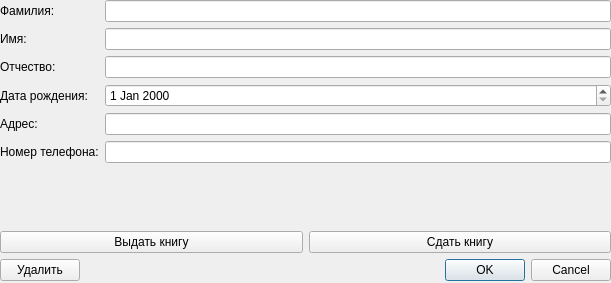
Qt form ReaderDialog.ui (sofia-on-air/librarian) before a commit.
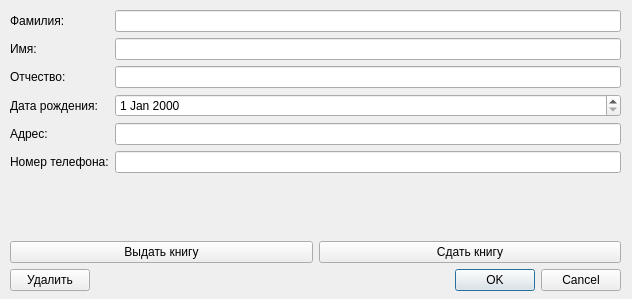
The same form after that commit.

```diff
--- a/ReaderDialog.ui
+++ b/ReaderDialog.ui
@@ -6,18 +6,30 @@
    <rect>
     <x>0</x>
     <y>0</y>
-    <width>611</width>
-    <height>283</height>
+    <width>632</width>
+    <height>299</height>
    </rect>
   </property>
+  <property name="minimumSize">
+   <size>
+    <width>632</width>
+    <height>299</height>
+   </size>
+  </property>
+  <property name="maximumSize">
+   <size>
+    <width>632</width>
+    <height>299</height>
+   </size>
+  </property>
   <property name="windowTitle">
    <string>Dialog</string>
   </property>
-  <widget class="QWidget" name="">
+  <widget class="QWidget" name="layoutWidget">
    <property name="geometry">
     <rect>
-     <x>0</x>
-     <y>0</y>
+     <x>10</x>
+     <y>10</y>
      <width>611</width>
      <height>281</height>
     </rect>
```
